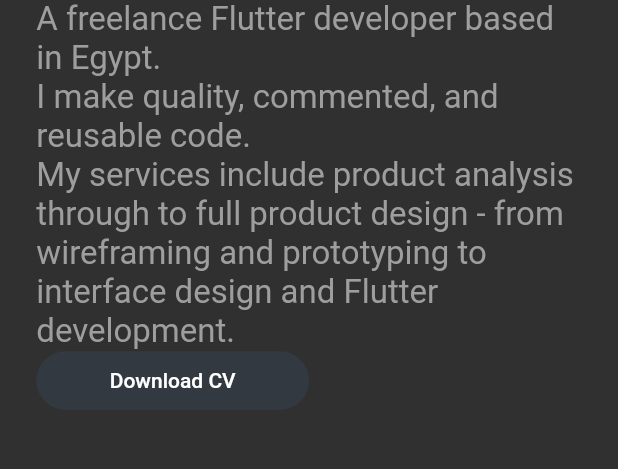
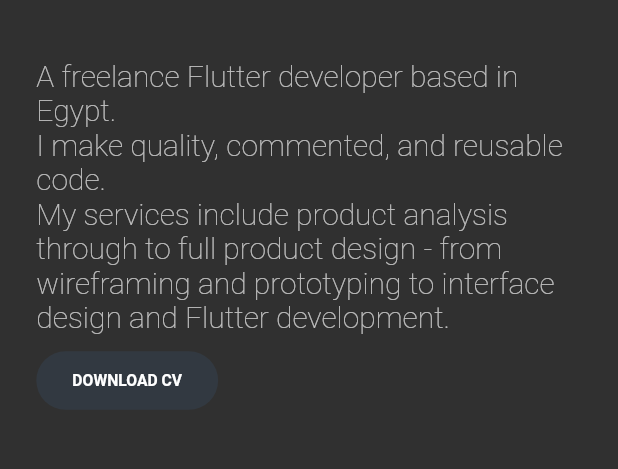
Before and after one commit to YoussefLasheen/portfolio, a Flutter app: the screen it shows after launch, on a phone screen of 412 x 824 dp, the part 475-944 px from its top. Run offline on Flutter 3.47's test engine with Material 2 defaults, Android fonts, the phone set to English and light mode, and no system bars; drawn by our look-alikes of auto_size_text; our stand-ins replace cloud_firestore, flutter_markdown; accounts and stored records are empty.

Commit message:
Slight Alteration to The first page to be more simmilar to the Design

```diff
--- a/lib/screens/about_screen.dart
+++ b/lib/screens/about_screen.dart
@@ -14,18 +14,22 @@ class AboutScreen extends StatelessWidget {
         MediaQuery.of(context).orientation == Orientation.landscape;
     return Row(
       children: <Widget>[
-        isLandscape ? Container() : Spacer(),
+        isLandscape
+            ? Spacer()
+            : Spacer(
+                flex: 4,
+              ),
         Expanded(
-          flex: isLandscape ? 5 : 15,
+          flex: isLandscape ? 20 : 60,
           child: Column(
             mainAxisAlignment: MainAxisAlignment.spaceAround,
             crossAxisAlignment: CrossAxisAlignment.start,
             children: <Widget>[
               Spacer(
-                flex: 3,
+                flex: 6,
               ),
               Expanded(
-                flex: isLandscape ? 5 : 3,
+                flex: isLandscape ? 10 : 6,
                 child: AutoSizeText(
                   "Hello, I'm\nYoussef Lasheen",
                   textAlign: TextAlign.left,
@@ -33,25 +37,45 @@ class AboutScreen extends StatelessWidget {
                   maxLines: 2,
                 ),
               ),
+              Spacer(
+                flex: 2,
+              ),
               Expanded(
-                flex: 6,
+                flex: 10,
                 child: AutoSizeText(
                   'A freelance Flutter developer based in Egypt.\nI make quality, commented, and reusable code.\nMy services include product analysis through to full product design - from wireframing and prototyping to interface design and Flutter development.',
-                  style: TextStyle(color: Colors.grey, fontSize: 50),
+                  style: TextStyle(
+                    color: Colors.white70,
+                    fontSize: 30,
+                    fontWeight: FontWeight.w100,
+                  ),
                 ),
               ),
               Expanded(
-                flex: isLandscape? 2:1,
+                flex: isLandscape ? 3 : 2,
                 child: Row(
                   children: <Widget>[
                     Expanded(
-                      flex: isLandscape? 2:4,
+                      flex: isLandscape ? 3 : 4,
                       child: SizedBox.expand(
                         child: FlatButton(
                           onPressed: () {
                             _launchURL();
                           },
-                          child: FittedBox(child: Text('Download CV')),
+                          child: Expanded(
+                            child: SizedBox.expand(
+                              child: Padding(
+                                padding: const EdgeInsets.all(8.0),
+                                child: FittedBox(
+                                  child: Text(
+                                    'DOWNLOAD CV',
+                                    style:
+                                        TextStyle(fontWeight: FontWeight.bold),
+                                  ),
+                                ),
+                              ),
+                            ),
+                          ),
                           color: Color(0xFF323941),
                           shape: RoundedRectangleBorder(
                             borderRadius: new BorderRadius.circular(1500.0),
@@ -60,25 +84,32 @@ class AboutScreen extends StatelessWidget {
                       ),
                     ),
                     Spacer(
-                      flex: 4,
+                      flex: 8,
                     )
                   ],
                 ),
               ),
               Spacer(
-                flex: 6,
+                flex: 12,
               )
             ],
           ),
         ),
-        Spacer(),
+        Spacer(
+          flex: 4,
+        ),
         isLandscape
             ? Expanded(
-                flex: 3,
+                flex: 10,
                 child: Column(
                   children: <Widget>[
                     Spacer(),
-                    Image.asset('assets/images/P1Logo.png'),
+                    Expanded(
+                        flex: 5,
+                        child: Image.asset(
+                          'assets/images/P1Logo.png',
+                          fit: BoxFit.contain,
+                        )),
                     Spacer(
                       flex: 3,
                     )
@@ -86,7 +117,11 @@ class AboutScreen extends StatelessWidget {
                 ),
               )
             : Container(),
-        isLandscape ? Spacer() : Container(),
+        isLandscape
+            ? Spacer(
+                flex: 4,
+              )
+            : Container(),
       ],
     );
   }
```
